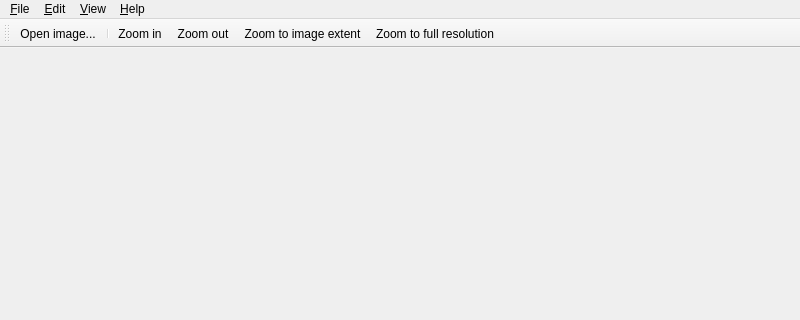
Above: Code/Application/Catalogue/mvdMainWindow.ui from orfeotoolbox/OTB before the change; both pictures show x 0 to 800 and y 0 to 320 of the 800 by 600 pixel window. Below: the same form after it.
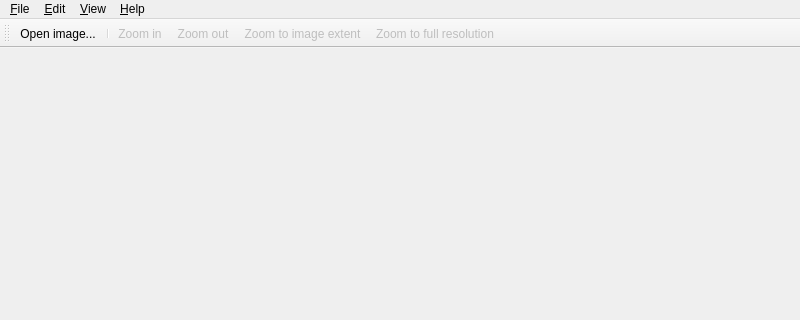
That is the form after the change. Icons and pictures are not drawn.

Commit message: ENH: Disabled toolbar zoom buttons when there is no selection.

The edit to the form file:
```diff
--- a/Code/Application/Catalogue/mvdMainWindow.ui
+++ b/Code/Application/Catalogue/mvdMainWindow.ui
@@ -65,6 +65,9 @@
   </widget>
   <widget class="QStatusBar" name="m_StatusBar"/>
   <widget class="QToolBar" name="m_ToolBar">
+   <property name="enabled">
+    <bool>true</bool>
+   </property>
    <property name="windowTitle">
     <string>Main toolbar</string>
    </property>
@@ -226,6 +229,9 @@
    </property>
   </action>
   <action name="action_ZoomIn">
+   <property name="enabled">
+    <bool>false</bool>
+   </property>
    <property name="icon">
     <iconset resource="mvdMainWindow.qrc">
      <normaloff>:/icons/action_ZoomIn_Icon</normaloff>:/icons/action_ZoomIn_Icon</iconset>
@@ -235,6 +241,9 @@
    </property>
   </action>
   <action name="action_ZoomOut">
+   <property name="enabled">
+    <bool>false</bool>
+   </property>
    <property name="icon">
     <iconset resource="mvdMainWindow.qrc">
      <normaloff>:/icons/action_ZoomOut_Icon</normaloff>:/icons/action_ZoomOut_Icon</iconset>
@@ -244,6 +253,9 @@
    </property>
   </action>
   <action name="action_ZoomExtent">
+   <property name="enabled">
+    <bool>false</bool>
+   </property>
    <property name="icon">
     <iconset resource="mvdMainWindow.qrc">
      <normaloff>:/icons/action_ZoomExtent_Icon</normaloff>:/icons/action_ZoomExtent_Icon</iconset>
@@ -253,6 +265,9 @@
    </property>
   </action>
   <action name="action_ZoomFull">
+   <property name="enabled">
+    <bool>false</bool>
+   </property>
    <property name="icon">
     <iconset resource="mvdMainWindow.qrc">
      <normaloff>:/icons/action_ZoomFull_Icon</normaloff>:/icons/action_ZoomFull_Icon</iconset>
```
The commit also changes 1 other file.
